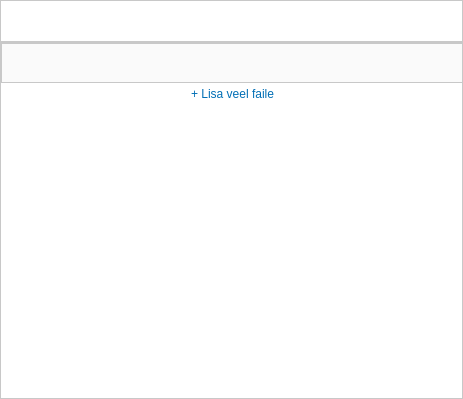
Before: the Qt Designer form client/widgets/ItemList.ui in open-eid/DigiDoc4-Client, drawn with Qt 5.
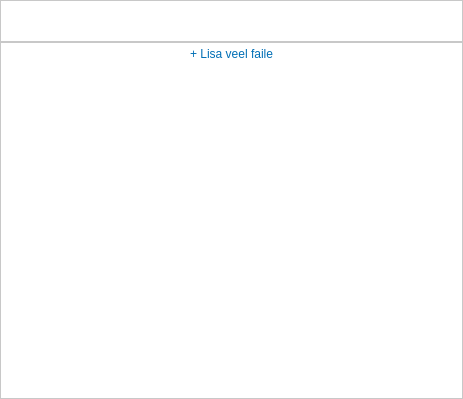
After: the same form once the commit is applied. Custom widgets are drawn as their Qt base class.

Commit message: ItemList: adding of items

```diff
--- a/client/widgets/ItemList.ui
+++ b/client/widgets/ItemList.ui
@@ -92,7 +92,7 @@
        <rect>
         <x>0</x>
         <y>0</y>
-        <width>463</width>
+        <width>461</width>
         <height>355</height>
        </rect>
       </property>
@@ -103,9 +103,6 @@
        <property name="spacing">
         <number>0</number>
        </property>
-       <property name="sizeConstraint">
-        <enum>QLayout::SetMinAndMaxSize</enum>
-       </property>
        <property name="leftMargin">
         <number>0</number>
        </property>
@@ -119,33 +116,10 @@
         <number>0</number>
        </property>
        <item>
-        <widget class="QWidget" name="widget" native="true">
-         <property name="sizePolicy">
-          <sizepolicy hsizetype="Expanding" vsizetype="Fixed">
-           <horstretch>0</horstretch>
-           <verstretch>0</verstretch>
-          </sizepolicy>
+        <layout class="QVBoxLayout" name="itemLayout">
+         <property name="spacing">
+          <number>0</number>
          </property>
-         <property name="minimumSize">
-          <size>
-           <width>463</width>
-           <height>40</height>
-          </size>
-         </property>
-         <property name="maximumSize">
-          <size>
-           <width>16777215</width>
-           <height>40</height>
-          </size>
-         </property>
-         <property name="styleSheet">
-          <string notr="true">border: 1px solid #c8c8c8;
-background-color: #fafafa;
-color: #000000;
-text-decoration: none solid rgb(0, 0, 0);</string>
-         </property>
-        </widget>
-       </item>
        <item>
         <widget class="LabelButton" name="add">
          <property name="sizePolicy">
@@ -192,6 +166,8 @@
           </size>
          </property>
         </spacer>
+         </item>
+        </layout>
        </item>
       </layout>
      </widget>
```
Left out of the diff: 2 changed lines with no effect on the pictures. Lines whose indentation alone changed are shown as unchanged. The commit also changes 3 other files.
